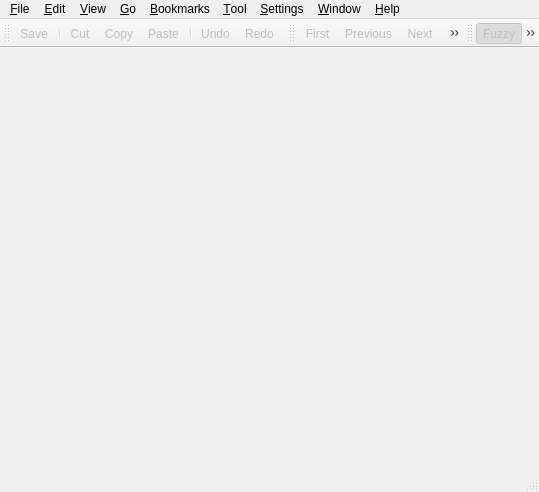
Before: the Qt Designer form pootling/ui/MainEditor.ui in cc-archive/pootle, drawn with Qt 5.
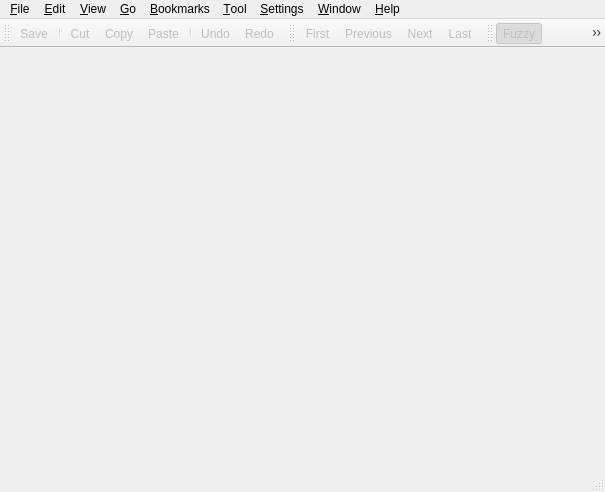
After: the same form once the commit is applied. Icons and pictures are not drawn.

What changed in the file:
```diff
--- a/pootling/ui/MainEditor.ui
+++ b/pootling/ui/MainEditor.ui
@@ -8,7 +8,7 @@
    <rect>
     <x>0</x>
     <y>0</y>
-    <width>539</width>
+    <width>605</width>
     <height>492</height>
    </rect>
   </property>
@@ -47,7 +47,7 @@
     <rect>
      <x>0</x>
      <y>0</y>
-     <width>539</width>
+     <width>605</width>
      <height>30</height>
     </rect>
    </property>
```
Left out of the diff: 4 changed lines with no effect on the pictures.
